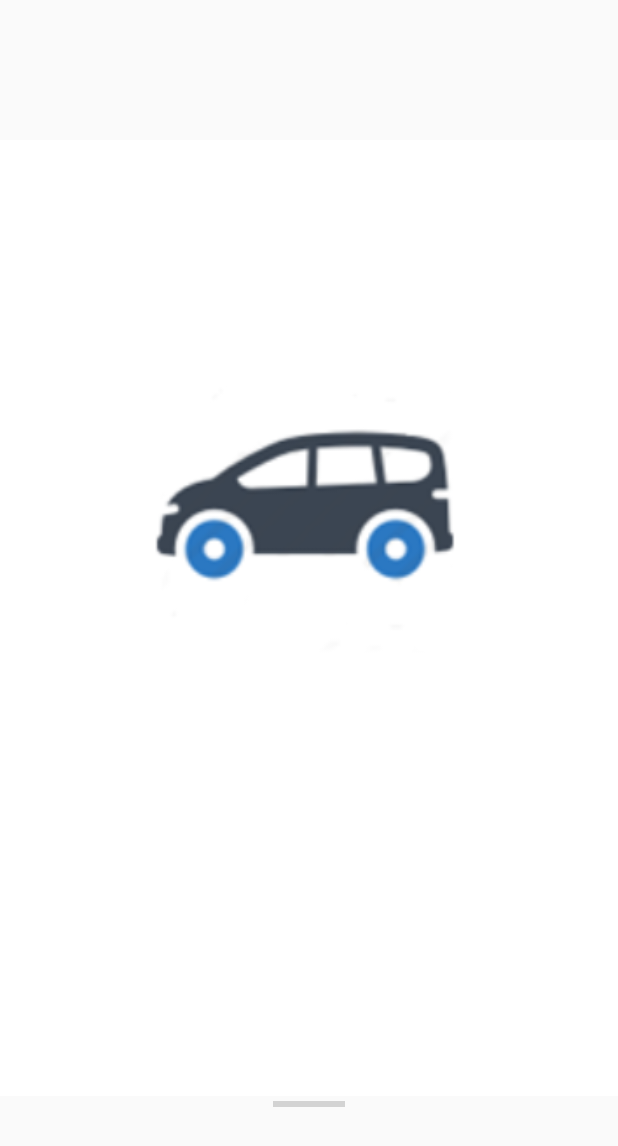
After one commit to ayuproject/rac-client, an Android app: the SplashScreen screen opened directly, with no data from a screen before it, on a phone screen of 412 x 824 dp. The commit adds this screen. Shown: the top 1146 px of the screen. Run offline under Robolectric (Android 15) with nearby library versions, the phone set to English and light mode, and no system bars; network calls fail.

Commit message:
add splash screen

```diff
--- a/app/src/main/AndroidManifest.xml
+++ b/app/src/main/AndroidManifest.xml
@@ -33,6 +33,11 @@
         <activity
             android:name=".MapsActivity"
             android:label="@string/title_activity_maps">
+        </activity>
+
+        <activity
+            android:name=".SplashScreen"
+            android:label="@string/title_activity_maps">
             <intent-filter>
                 <action android:name="android.intent.action.MAIN" />
 
--- /dev/null
+++ b/app/src/main/java/org/app/ayu/ruteangkotcianjur/SplashScreen.java
@@ -0,0 +1,24 @@
+package org.app.ayu.ruteangkotcianjur;
+
+import android.content.Intent;
+import android.os.Bundle;
+import android.os.Handler;
+import android.support.v7.app.AppCompatActivity;
+
+public class SplashScreen extends AppCompatActivity {
+    @Override
+    protected void onCreate(Bundle savedInstanceState) {
+        super.onCreate(savedInstanceState);
+        setContentView(R.layout.activity_splash_screen);
+
+        final Handler handler = new Handler() ;
+        handler.postDelayed(new Runnable() {
+            @Override
+            public void run() {
+                startActivity(new Intent(getApplicationContext(), MapsActivity.class ) );
+                finish() ;
+
+            }
+        }, 5000);
+    }
+}
--- /dev/null
+++ b/app/src/main/res/layout/activity_splash_screen.xml
@@ -0,0 +1,24 @@
+<?xml version="1.0" encoding="utf-8"?>
+<RelativeLayout xmlns:android="http://schemas.android.com/apk/res/android"
+    xmlns:app="http://schemas.android.com/apk/res-auto"
+    xmlns:tools="http://schemas.android.com/tools"
+    android:layout_width="match_parent"
+    android:layout_height="match_parent"
+    tools:context="org.app.ayu.ruteangkotcianjur.SplashScreen">
+
+    <ImageView
+        android:id="@+id/imageView2"
+        android:layout_width="match_parent"
+        android:layout_height="match_parent"
+        app:srcCompat="@drawable/splash" />
+
+    <ProgressBar
+        android:id="@+id/progressBar3"
+        style="?android:attr/progressBarStyleHorizontal"
+        android:layout_width="wrap_content"
+        android:layout_height="wrap_content"
+        android:layout_alignParentBottom="true"
+        android:layout_centerHorizontal="true"
+        android:layout_marginBottom="80dp" />
+
+</RelativeLayout>
--- a/app/src/main/res/layout/nav_header_main.xml
+++ b/app/src/main/res/layout/nav_header_main.xml
@@ -14,7 +14,7 @@
         android:layout_width="120dp"
         android:layout_height="120dp"
         android:layout_gravity="center_horizontal"
-        app:srcCompat="@drawable/icon_transportatasi" />
+        app:srcCompat="@drawable/car" />
 
     <TextView
         android:id="@+id/textView"
```
Also changed, not shown: app/src/main/res/drawable/car.png (added), app/src/main/res/drawable/splash.png (added).
